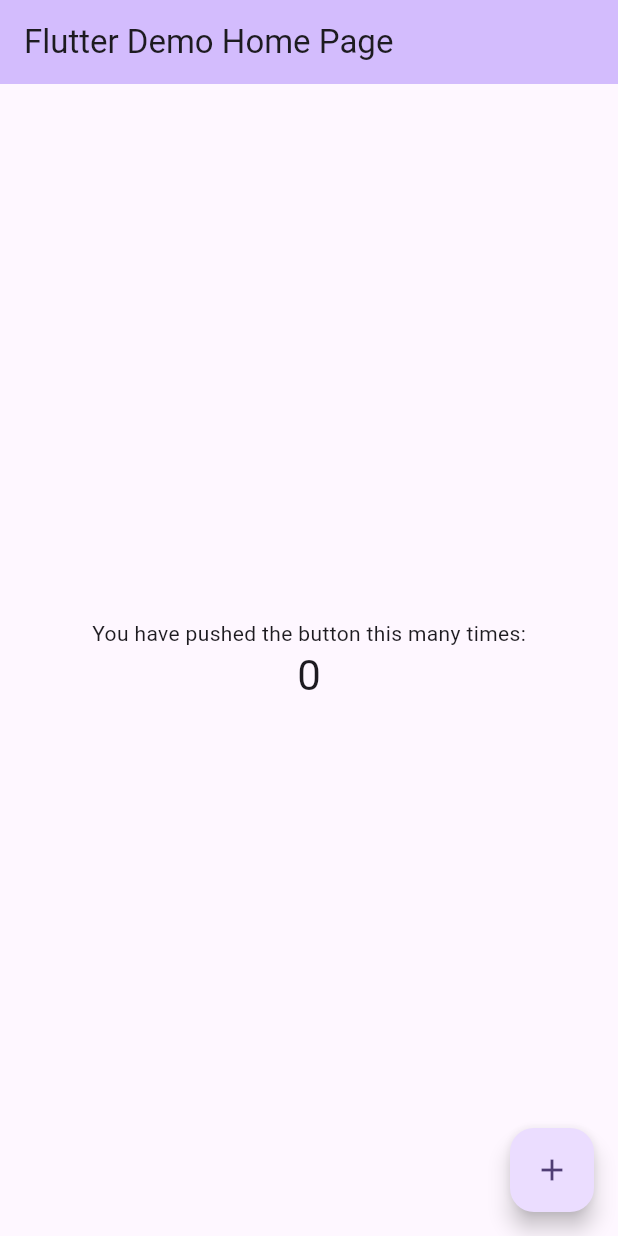
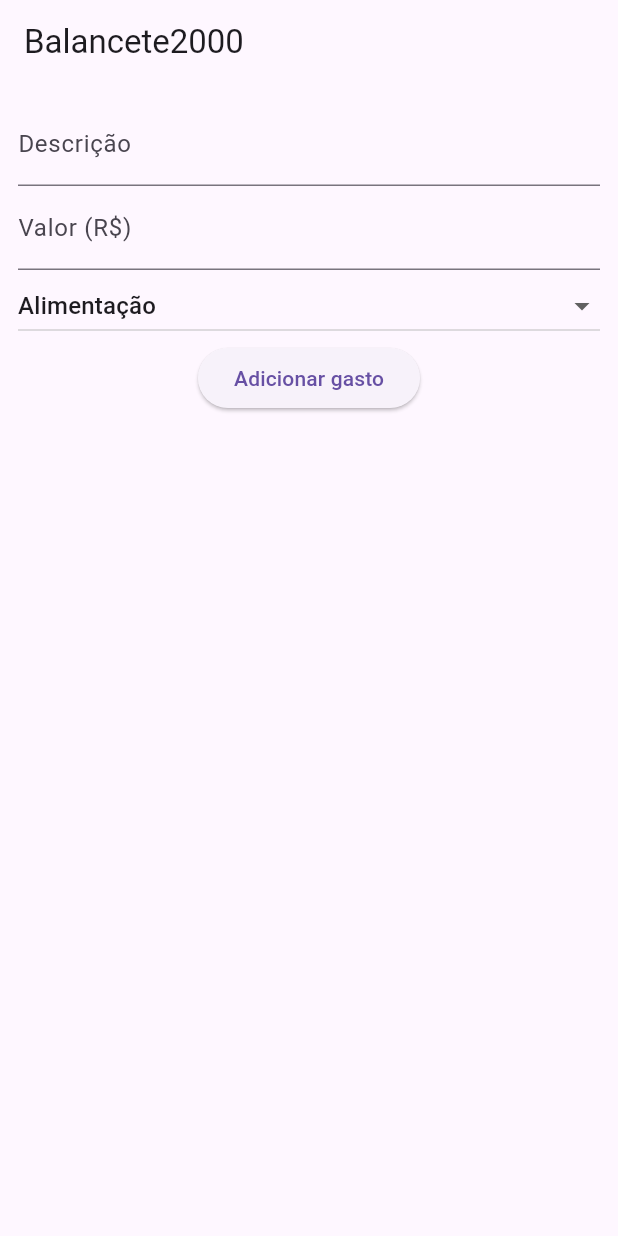
Before and after one commit to Bulletzzz/Projeto-Desenvolvimento-Mobile, a Flutter app: the screen it shows after launch, on a phone screen of 412 x 824 dp. Run offline on Flutter 3.47's test engine with Material 3 defaults, Android fonts, the phone set to English and light mode, and no system bars.

Commit message:
tela principal com cadastro de gastos na lista

```diff
--- /dev/null
+++ b/balancete2000/lib/apresentacao/telas/principal/tela_principal.dart
@@ -0,0 +1,109 @@
+import 'package:flutter/material.dart';
+import 'package:balancete2000/dominio/enums/categoria_gasto.dart';
+import 'package:balancete2000/dominio/modelos/gasto.dart';
+import 'package:balancete2000/nucleo/utilitarios/analisador_numero.dart';
+
+class TelaPrincipal extends StatefulWidget {
+  const TelaPrincipal({super.key});
+
+  @override
+  State<TelaPrincipal> createState() => _TelaPrincipalState();
+}
+
+class _TelaPrincipalState extends State<TelaPrincipal> {
+  late TextEditingController _descricao;
+  late TextEditingController _valor;
+  late List<Gasto> _gastos;
+  late CategoriaGasto _categoria;
+  late int _proximoIdentificador;
+
+  @override
+  void initState() {
+    _descricao = TextEditingController();
+    _valor = TextEditingController();
+    _gastos = [];
+    _categoria = CategoriaGasto.alimentacao;
+    _proximoIdentificador = 1;
+    super.initState();
+  }
+
+  @override
+  void dispose() {
+    _descricao.dispose();
+    _valor.dispose();
+    super.dispose();
+  }
+
+  void _adicionar() {
+    final descricao = _descricao.text.trim();
+    final valor = AnalisadorNumero.analisar(_valor.text);
+    if (descricao.isEmpty || valor == null || valor <= 0) return;
+
+    setState(() {
+      _gastos.insert(
+        0,
+        Gasto(
+          identificador: _proximoIdentificador++,
+          descricao: descricao,
+          valor: valor,
+          categoria: _categoria,
+          registradoEm: DateTime.now(),
+        ),
+      );
+    });
+
+    _descricao.clear();
+    _valor.clear();
+  }
+
+  @override
+  Widget build(BuildContext context) {
+    return Scaffold(
+      appBar: AppBar(title: const Text('Balancete2000')),
+      body: Padding(
+        padding: const EdgeInsets.all(12),
+        child: Column(
+          children: [
+            TextField(
+              controller: _descricao,
+              decoration: const InputDecoration(labelText: 'Descrição'),
+            ),
+            TextField(
+              controller: _valor,
+              decoration: const InputDecoration(labelText: 'Valor (R\$)'),
+            ),
+            DropdownButton<CategoriaGasto>(
+              value: _categoria,
+              isExpanded: true,
+              items: CategoriaGasto.values
+                  .map((categoria) => DropdownMenuItem(
+                        value: categoria,
+                        child: Text(categoria.rotulo),
+                      ))
+                  .toList(),
+              onChanged: (categoria) => setState(() => _categoria = categoria!),
+            ),
+            ElevatedButton(
+              onPressed: _adicionar,
+              child: const Text('Adicionar gasto'),
+            ),
+            const SizedBox(height: 12),
+            Expanded(
+              child: ListView.builder(
+                itemCount: _gastos.length,
+                itemBuilder: (context, indice) {
+                  final gasto = _gastos[indice];
+                  return ListTile(
+                    title: Text(gasto.descricao),
+                    subtitle: Text(gasto.categoria.rotulo),
+                    trailing: Text(gasto.valor.toStringAsFixed(2)),
+                  );
+                },
+              ),
+            ),
+          ],
+        ),
+      ),
+    );
+  }
+}
--- a/balancete2000/lib/main.dart
+++ b/balancete2000/lib/main.dart
@@ -1,122 +1,16 @@
 import 'package:flutter/material.dart';
+import 'package:balancete2000/apresentacao/telas/principal/tela_principal.dart';
 
-void main() {
-  runApp(const MyApp());
-}
+void main() => runApp(const AplicativoBalancete());
 
-class MyApp extends StatelessWidget {
-  const MyApp({super.key});
+class AplicativoBalancete extends StatelessWidget {
+  const AplicativoBalancete({super.key});
 
-  // This widget is the root of your application.
   @override
   Widget build(BuildContext context) {
-    return MaterialApp(
-      title: 'Flutter Demo',
-      theme: ThemeData(
-        // This is the theme of your application.
-        //
-        // TRY THIS: Try running your application with "flutter run". You'll see
-        // the application has a purple toolbar. Then, without quitting the app,
-        // try changing the seedColor in the colorScheme below to Colors.green
-        // and then invoke "hot reload" (save your changes or press the "hot
-        // reload" button in a Flutter-supported IDE, or press "r" if you used
-        // the command line to start the app).
-        //
-        // Notice that the counter didn't reset back to zero; the application
-        // state is not lost during the reload. To reset the state, use hot
-        // restart instead.
-        //
-        // This works for code too, not just values: Most code changes can be
-        // tested with just a hot reload.
-        colorScheme: .fromSeed(seedColor: Colors.deepPurple),
-      ),
-      home: const MyHomePage(title: 'Flutter Demo Home Page'),
+    return const MaterialApp(
+      title: 'Balancete2000',
+      home: TelaPrincipal(),
     );
   }
 }
-
-class MyHomePage extends StatefulWidget {
-  const MyHomePage({super.key, required this.title});
-
-  // This widget is the home page of your application. It is stateful, meaning
-  // that it has a State object (defined below) that contains fields that affect
-  // how it looks.
-
-  // This class is the configuration for the state. It holds the values (in this
-  // case the title) provided by the parent (in this case the App widget) and
-  // used by the build method of the State. Fields in a Widget subclass are
-  // always marked "final".
-
-  final String title;
-
-  @override
-  State<MyHomePage> createState() => _MyHomePageState();
-}
-
-class _MyHomePageState extends State<MyHomePage> {
-  int _counter = 0;
-
-  void _incrementCounter() {
-    setState(() {
-      // This call to setState tells the Flutter framework that something has
-      // changed in this State, which causes it to rerun the build method below
-      // so that the display can reflect the updated values. If we changed
-      // _counter without calling setState(), then the build method would not be
-      // called again, and so nothing would appear to happen.
-      _counter++;
-    });
-  }
-
-  @override
-  Widget build(BuildContext context) {
-    // This method is rerun every time setState is called, for instance as done
-    // by the _incrementCounter method above.
-    //
-    // The Flutter framework has been optimized to make rerunning build methods
-    // fast, so that you can just rebuild anything that needs updating rather
-    // than having to individually change instances of widgets.
-    return Scaffold(
-      appBar: AppBar(
-        // TRY THIS: Try changing the color here to a specific color (to
-        // Colors.amber, perhaps?) and trigger a hot reload to see the AppBar
-        // change color while the other colors stay the same.
-        backgroundColor: Theme.of(context).colorScheme.inversePrimary,
-        // Here we take the value from the MyHomePage object that was created by
-        // the App.build method, and use it to set our appbar title.
-        title: Text(widget.title),
-      ),
-      body: Center(
-        // Center is a layout widget. It takes a single child and positions it
-        // in the middle of the parent.
-        child: Column(
-          // Column is also a layout widget. It takes a list of children and
-          // arranges them vertically. By default, it sizes itself to fit its
-          // children horizontally, and tries to be as tall as its parent.
-          //
-          // Column has various properties to control how it sizes itself and
-          // how it positions its children. Here we use mainAxisAlignment to
-          // center the children vertically; the main axis here is the vertical
-          // axis because Columns are vertical (the cross axis would be
-          // horizontal).
-          //
-          // TRY THIS: Invoke "debug painting" (choose the "Toggle Debug Paint"
-          // action in the IDE, or press "p" in the console), to see the
-          // wireframe for each widget.
-          mainAxisAlignment: .center,
-          children: [
-            const Text('You have pushed the button this many times:'),
-            Text(
-              '$_counter',
-              style: Theme.of(context).textTheme.headlineMedium,
-            ),
-          ],
-        ),
-      ),
-      floatingActionButton: FloatingActionButton(
-        onPressed: _incrementCounter,
-        tooltip: 'Increment',
-        child: const Icon(Icons.add),
-      ),
-    );
-  }
-}
```
Also changed, not shown: 1 other file.
